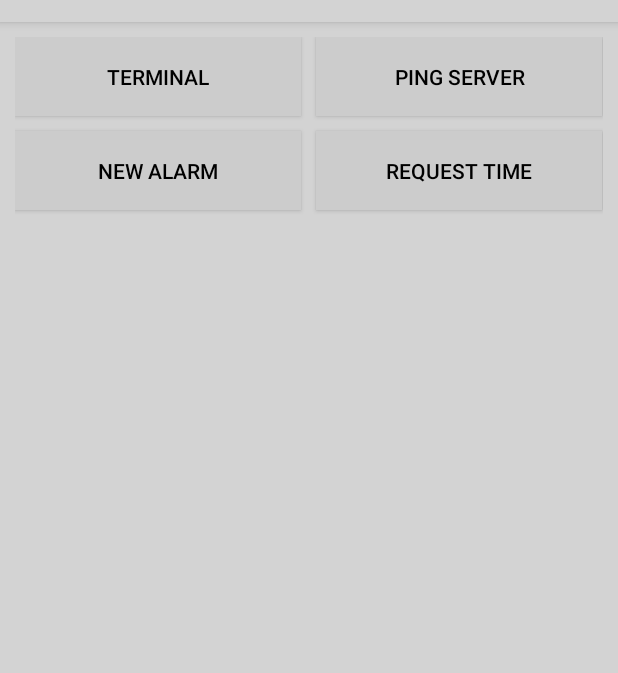
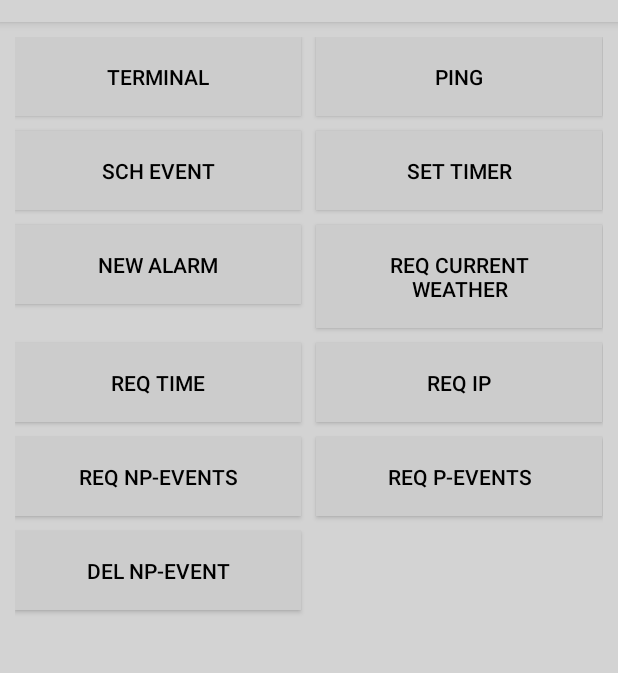
Before and after one commit to SYSC-3010-F5/AVA-SH, an Android app: the screen it shows after launch (MainActivity), on a phone screen of 412 x 824 dp, the part 62-735 px from its top. Run offline under Robolectric (Android 15) with nearby library versions, the light colour scheme and no system bars; network calls fail.

Commit message:
More backing up

```diff
--- a/src/app/AVA-SH/app/src/main/java/f5/ava_sh/ButtonAdapter.java
+++ b/src/app/AVA-SH/app/src/main/java/f5/ava_sh/ButtonAdapter.java
@@ -33,11 +33,14 @@ public class ButtonAdapter extends BaseAdapter {
     private Context mContext;
     private CommandHelper commandHelper;
     private String[] commands;
+    MainActivity main;
 
-    public ButtonAdapter(Context c) {
+    public ButtonAdapter(Context c, MainActivity main) {
         mContext = c;
-        commandHelper = new CommandHelper();
+        this.main = main;
+        commandHelper = new CommandHelper(c, main);
         commands = commandHelper.getCommands();
+
     }
 
 
@@ -71,7 +74,7 @@ public class ButtonAdapter extends BaseAdapter {
         btn.setTextColor(Color.BLACK);
         btn.setBackgroundColor(Color.LTGRAY);
         btn.setId(position);
-        btn.setOnClickListener(new MainActivityButtonListener(commands[position]));
+        btn.setOnClickListener(new MainActivityButtonListener(commands[position], mContext, main));
 
 
         return btn;
--- a/src/app/AVA-SH/app/src/main/java/f5/ava_sh/CommandHelper.java
+++ b/src/app/AVA-SH/app/src/main/java/f5/ava_sh/CommandHelper.java
@@ -1,4 +1,21 @@
 package f5.ava_sh;
+
+import android.content.Context;
+import android.content.DialogInterface;
+import android.content.Intent;
+import android.view.View;
+
+import java.net.SocketException;
+
+import network.DataChannel;
+import network.NetworkException;
+import network.PacketWrapper;
+
+import android.app.AlertDialog;
+import android.widget.EditText;
+
+import static android.R.attr.data;
+import static android.R.attr.id;
 
 /**
  * Created by Slate on 2017-03-13.
@@ -7,20 +24,128 @@ package f5.ava_sh;
 public class CommandHelper {
 
     public String[] buttonNames = {
-            "Terminal",
-            "Ping Server",
-            "New Alarm",
-            "Request Time"
-
+            "terminal",
+            "ping",
+            "sch event",
+            "set timer",
+            "new alarm",
+            "req current Weather",
+            "req time",
+            "req ip",
+            "req np-events",
+            "req p-events",
+            "del np-event"
     };
 
-    public CommandHelper(){
+    private AlertDialog.Builder alertDialogBuilder;
+    final EditText et;
+    private DataChannel dataChannel;
+    private MainActivity main;
+    private AlertDialog alertDialog;
 
+    public CommandHelper(Context c, MainActivity main){
+        this.main = main;
+
+        alertDialogBuilder = new AlertDialog.Builder(c);
+        et = new EditText(c);
+
+        dataChannel = main.getDataChannel();
+
+        // set prompts.xml to alertdialog builder
+        alertDialogBuilder.setView(et);
+
+        // set dialog message
+        alertDialogBuilder.setCancelable(false).setPositiveButton("OK", new DialogInterface.OnClickListener() {
+            public void onClick(DialogInterface dialog, int id) {
+            }
+        });
+
+        // create alert dialog
+        alertDialog = alertDialogBuilder.create();
     }
 
     public String[] getCommands(){
         return buttonNames;
     }
 
+    public void interpret(View view, String id){
+
+        switch(id){
+            case "terminal":
+                Intent myIntent = new Intent(view.getContext(), TerminalActivity.class);
+                view.getContext().startActivity(myIntent);
+                break;
+
+            case "ping":
+                //declaring method variables
+                long pre, post;
+
+                int amount = 3;
+
+                //ping 5 times
+                for(int i=0; i<amount; i++) {
+                    //pause between pinging
+                    try {
+                        Thread.sleep(50);
+                    } catch (InterruptedException e1) {
+                        e1.printStackTrace();
+                    }
+
+                    try {
+                        //send ping
+                        pre = System.currentTimeMillis();
+                        dataChannel.sendCmd("ping");
+
+                        //wait for response
+                        PacketWrapper wrapper = dataChannel.receivePacket(5000);
+                        if (wrapper.type == DataChannel.TYPE_INFO) {
+                            post = System.currentTimeMillis();
+                            et.append("Response from server, delay of " + (post - pre) + "ms" + "\n");
+                        } else {
+                            et.append("Unexpected packet received! " + "\n");
+                        }
+                    } catch (NetworkException e) {
+                        et.append(e.getMessage()+"\n");
+                    } catch (SocketException e) {
+                        et.append("No response"+"\n");
+                    }
+                }
+
+                // show it
+                alertDialog.show();
+                break;
+
+            case "sch event":
+                break;
+
+            case "set timer":
+                break;
+
+            case "new alarm":
+                break;
+
+            case "req current weather":
+                break;
+
+            case "req time":
+                break;
+
+            case "req ip":
+                break;
+
+            case "req np-events":
+                break;
+
+            case  "req p-events":
+                break;
+
+            case "del np-event":
+                break;
+
+        }
+
+
+    }
+
 
 }
--- a/src/app/AVA-SH/app/src/main/java/f5/ava_sh/MainActivity.java
+++ b/src/app/AVA-SH/app/src/main/java/f5/ava_sh/MainActivity.java
@@ -9,6 +9,10 @@ import android.widget.AdapterView;
 import android.widget.GridView;
 import android.widget.Toast;
 import android.widget.AdapterView.OnItemClickListener;
+
+import java.net.InetAddress;
+
+import network.DataChannel;
 
 /**
  *Class:                MainActivity.java
@@ -29,6 +33,14 @@ import android.widget.AdapterView.OnItemClickListener;
 
 public class MainActivity extends AppCompatActivity {
 
+    DataChannel dataChannel;
+
+    //declaring local instance variables
+    private String 		defaultDeviceName;
+    private InetAddress defaultServerAddress;
+    private int 		defaultServerPort;
+
+
 
 
     @Override
@@ -38,10 +50,24 @@ public class MainActivity extends AppCompatActivity {
         setContentView(R.layout.activity_main);
 
         GridView gridview = (GridView) findViewById(R.id.gridview);
-        gridview.setAdapter(new ButtonAdapter(this));
-        this.setTitle("AVA-SH");
+        gridview.setAdapter(new ButtonAdapter(this,this));
+
+        try{
+            dataChannel = new DataChannel();
+            defaultServerAddress = InetAddress.getLocalHost();
+            defaultDeviceName = "terminal";
+            defaultServerPort = 3010;
+
+        } catch(Exception e){
+
+        }
 
 
+        this.setTitle("AVA-SH");
+    }
+
+    public DataChannel getDataChannel(){
+        return dataChannel;
     }
 
 }
--- a/src/app/AVA-SH/app/src/main/java/f5/ava_sh/MainActivityButtonListener.java
+++ b/src/app/AVA-SH/app/src/main/java/f5/ava_sh/MainActivityButtonListener.java
@@ -1,4 +1,5 @@
 package f5.ava_sh;
+import android.content.Context;
 import android.content.Intent;
 import android.view.View.OnClickListener;
 import android.view.View;
@@ -10,28 +11,20 @@ import android.view.View;
 public class MainActivityButtonListener implements OnClickListener {
 
     private String id;
+    private CommandHelper commandHelper;
+    Context c;
+    MainActivity main;
 
-    MainActivityButtonListener(String id){
+    MainActivityButtonListener(String id, Context c, MainActivity main){
         this.id = id;
+        this.c = c;
+        this.main = main;
+        commandHelper = new CommandHelper(c, main);
     }
 
     @Override
     public void onClick(View view) {
-        switch(id){
-            case "Terminal":
-                Intent myIntent = new Intent(view.getContext(), TerminalActivity.class);
-                view.getContext().startActivity(myIntent);
-                break;
-
-            case "Ping Server":
-                break;
-
-            case "New Alarm":
-                break;
-
-            case "Request Time":
-                break;
-        }
+        commandHelper.interpret(view, id);
     }
 
 
```
